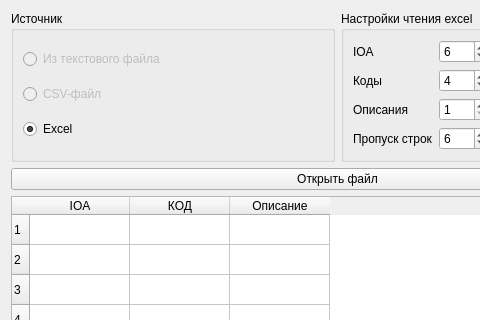
Above: importdialog.ui from MicroKoder/QIEC104 before the change; both pictures show x 0 to 480 and y 0 to 320 of the 675 by 492 pixel window. Below: the same form after it.
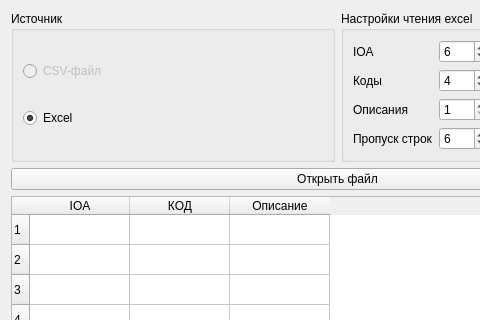
That is the form after the change.

```diff
--- a/importdialog.ui
+++ b/importdialog.ui
@@ -22,16 +22,6 @@
         <string>Источник</string>
        </property>
        <layout class="QVBoxLayout" name="verticalLayout">
-        <item>
-         <widget class="QRadioButton" name="selector_txt">
-          <property name="enabled">
-           <bool>false</bool>
-          </property>
-          <property name="text">
-           <string>Из текстового файла</string>
-          </property>
-         </widget>
-        </item>
         <item>
          <widget class="QRadioButton" name="selector_csv">
           <property name="enabled">
```
